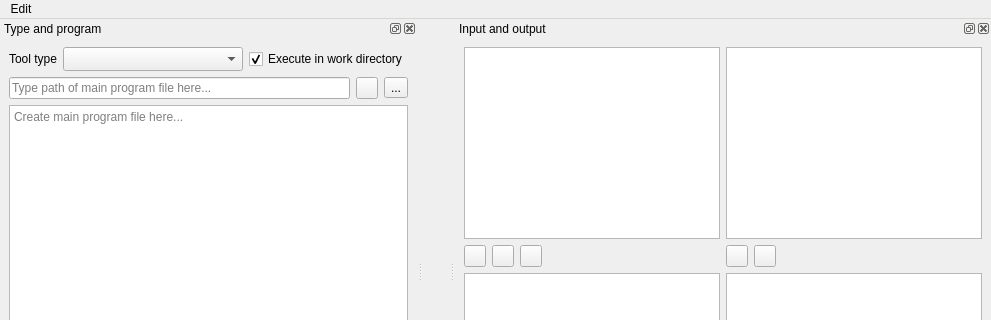
First picture: the form in spine_items/tool/ui/tool_specification_form.ui, repository spine-tools/spine-items, before the edit; both pictures show x 0 to 991 and y 0 to 320 of the 991 by 545 pixel window.
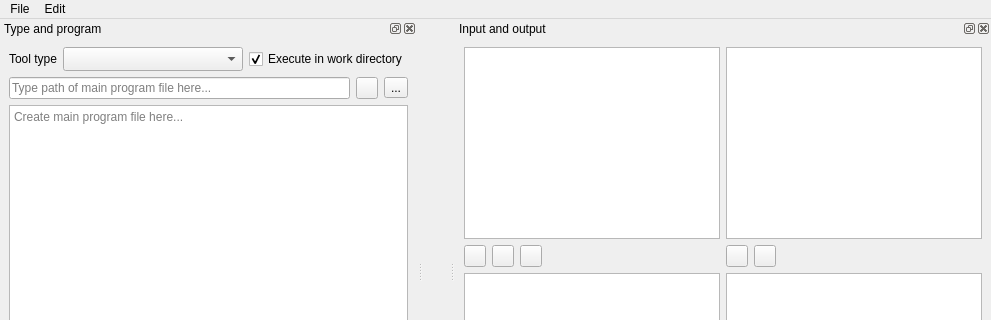
Second picture: the form after the edit. Icons and pictures are not drawn. Custom widgets are drawn as their Qt base class.

Commit message:
Replace menubar for a smaller menu in editor widgets
Re Spine-project/Spine-Toolbox#1244

We have so few actions, it doesn't justify a menubar.

The edit to the form file:
```diff
--- a/spine_items/tool/ui/tool_specification_form.ui
+++ b/spine_items/tool/ui/tool_specification_form.ui
@@ -43,6 +43,13 @@
      <string>Edit</string>
     </property>
    </widget>
+   <widget class="QMenu" name="menuFile">
+    <property name="title">
+     <string>File</string>
+    </property>
+    <addaction name="actionSaveAndClose"/>
+   </widget>
+   <addaction name="menuFile"/>
    <addaction name="menuEdit"/>
   </widget>
   <widget class="QDockWidget" name="dockWidget_type_and_program">
```
Left out of the diff: 8 changed lines with no effect on the pictures. The commit also changes 4 other files.
